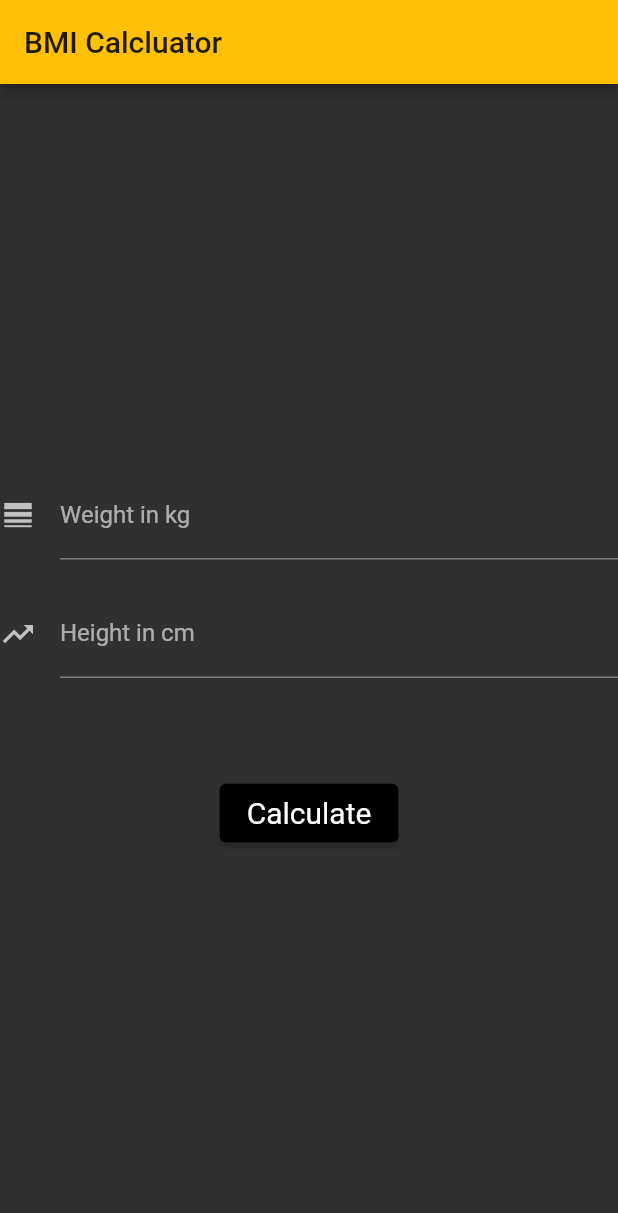
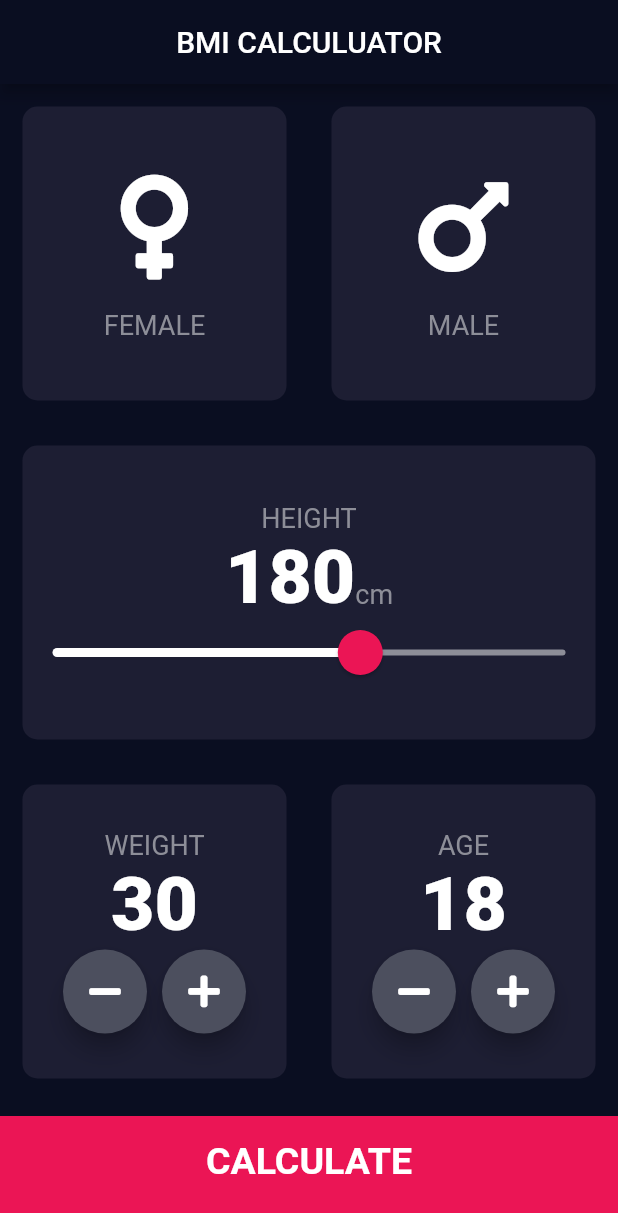
Before and after one commit to 1Noura71/bmi_calc, a Flutter app: the screen it shows after launch, on a phone screen of 412 x 824 dp. Shown: the top 1213 px of the screen. Run offline on Flutter 3.47's test engine with Material 2 defaults, Android fonts, the phone set to English and light mode, and no system bars; our stand-ins replace font_awesome_flutter.

Commit message:
UI improvement, refactoring

```diff
--- a/lib/bmi_calculator_screen.dart
+++ /dev/null
@@ -1,111 +0,0 @@
-import 'package:flutter/material.dart';
-
-class BMICalculatorScreen extends StatefulWidget {
-  const BMICalculatorScreen({Key? key}) : super(key: key);
-
-  @override
-  _BMICalculatorScreenState createState() => _BMICalculatorScreenState();
-}
-
-class _BMICalculatorScreenState extends State<BMICalculatorScreen> {
-  TextEditingController _weightController = TextEditingController();
-  TextEditingController _heightController = TextEditingController();
-
-  double? _result;
-
-  void _bmiClac() {
-    double height = double.parse(_heightController.text) / 100;
-    double weight = double.parse(_weightController.text);
-
-    double heightSqure = height * height;
-    double result = weight / heightSqure;
-    _result = result;
-    setState(() {});
-  }
-
-  String categories() {
-    String _categorey;
-    if (_result != null) {
-      if (_result! >= 25) {
-        return _categorey = 'Overweight';
-      } else if (_result! >= 18.5) {
-        return _categorey = 'Normal';
-      } else {
-        return _categorey = 'Underweight';
-      }
-    }
-    return _categorey = '';
-  }
-
-  @override
-  void dispose() {
-    _weightController.dispose();
-    _heightController.dispose();
-    super.dispose();
-  }
-
-  @override
-  Widget build(BuildContext context) {
-    return Scaffold(
-      appBar: AppBar(
-        title: Text('BMI Calcluator'),
-      ),
-      body: Container(
-        alignment: Alignment.center,
-        child: Column(
-          mainAxisAlignment: MainAxisAlignment.center,
-          children: [
-            TextField(
-              controller: _weightController,
-              decoration: InputDecoration(
-                labelText: 'Weight in kg',
-                icon: Icon(Icons.line_weight),
-              ),
-            ),
-            SizedBox(height: 20),
-            TextField(
-              controller: _heightController,
-              decoration: InputDecoration(
-                labelText: 'Height in cm',
-                icon: Icon(Icons.trending_up),
-              ),
-            ),
-            SizedBox(height: 20),
-            Row(
-              mainAxisAlignment: MainAxisAlignment.center,
-              children: [
-                Text(
-                  categories(),
-                  style: TextStyle(
-                    fontSize: 20,
-                    fontWeight: FontWeight.bold,
-                  ),
-                ),
-                SizedBox(width: 20),
-                Text(
-                  _result == null ? '' : _result!.toStringAsFixed(2),
-                  style: TextStyle(
-                    fontSize: 22,
-                    fontWeight: FontWeight.bold,
-                  ),
-                ),
-              ],
-            ),
-            SizedBox(
-              height: 20,
-            ),
-            ElevatedButton(
-              onPressed: _bmiClac,
-              child: Text('Calculate'),
-              style: ElevatedButton.styleFrom(
-                primary: Colors.black,
-                padding: EdgeInsets.symmetric(horizontal: 18, vertical: 8),
-                textStyle: TextStyle(fontSize: 20),
-              ),
-            ),
-          ],
-        ),
-      ),
-    );
-  }
-}
--- /dev/null
+++ b/lib/constant.dart
@@ -0,0 +1,41 @@
+import 'package:flutter/material.dart';
+
+const kbottomContainerHeight = 80.0;
+const kbottomContainerColor = Color(0xFFEB1555);
+const kActiveColor = Color(0xFF1D1E33);
+const kInActiveColor = Color(0xFF111328);
+
+const labelStyle = TextStyle(
+  fontSize: 18,
+  color: Color(0xFF8D8E98),
+);
+
+const kNumberTextStyle = TextStyle(
+  fontSize: 50,
+  fontWeight: FontWeight.w900,
+);
+
+const kLargeButtonTextStyle = TextStyle(
+  fontSize: 25,
+  fontWeight: FontWeight.bold,
+);
+
+const kTitleTextStyle = TextStyle(
+  fontSize: 50.0,
+  fontWeight: FontWeight.bold,
+);
+
+const kBMITextStyle = TextStyle(
+  fontSize: 100.0,
+  fontWeight: FontWeight.bold,
+);
+
+const kBodyTextStyle = TextStyle(
+  fontSize: 22.0,
+);
+
+const kResultTextStyle = TextStyle(
+  color: Color(0xFF24D876),
+  fontSize: 22.0,
+  fontWeight: FontWeight.bold,
+);
--- a/lib/main.dart
+++ b/lib/main.dart
@@ -1,6 +1,7 @@
 import 'package:flutter/material.dart';
 
-import './bmi_calculator_screen.dart';
+import '../screens/bmi_calculator_screen.dart';
+import '../screens/result_page.dart';
 
 void main() {
   runApp(MyApp());
@@ -10,12 +11,16 @@ class MyApp extends StatelessWidget {
   @override
   Widget build(BuildContext context) {
     return MaterialApp(
+      debugShowCheckedModeBanner: false,
       title: 'Flutter Demo',
-      theme: ThemeData(
-        primaryColor: Colors.amber,
-        brightness: Brightness.dark,
+      theme: ThemeData.dark().copyWith(
+        primaryColor: Color(0xff0a0e21),
+        scaffoldBackgroundColor: Color(0xff0a0e21),
       ),
       home: BMICalculatorScreen(),
+      routes:  {
+        ResultPage.routeName : (context) => ResultPage(),
+      },
     );
   }
 }
--- /dev/null
+++ b/lib/screens/bmi_calculator_screen.dart
@@ -0,0 +1,228 @@
+import 'package:flutter/material.dart';
+import 'package:font_awesome_flutter/font_awesome_flutter.dart';
+
+import '../calculator_methods.dart';
+import '../screens/result_page.dart';
+import '../widgets/bottom_button.dart';
+import '../widgets/rounded_icon_button.dart';
+import '../widgets/Icon_content.dart';
+import '../widgets/reusable_container.dart';
+import '../constant.dart';
+
+class BMICalculatorScreen extends StatefulWidget {
+  const BMICalculatorScreen({Key? key}) : super(key: key);
+
+  @override
+  _BMICalculatorScreenState createState() => _BMICalculatorScreenState();
+}
+
+enum Gender { Female, Male }
+
+class _BMICalculatorScreenState extends State<BMICalculatorScreen> {
+  Gender? selectedGender;
+  int height = 180;
+  int weight = 30;
+  int age = 18;
+
+  @override
+  Widget build(BuildContext context) {
+    return Scaffold(
+        appBar: AppBar(
+          title: Text('BMI CALCULUATOR'),
+          centerTitle: true,
+        ),
+        body: Column(
+          children: [
+            Expanded(
+              child: Row(
+                children: [
+                  Expanded(
+                    child: ReusableContainer(
+                      onPress: () {
+                        setState(() {
+                          selectedGender = Gender.Female;
+                        });
+                      },
+                      containerChild: IconContent(
+                        icon: FontAwesomeIcons.venus,
+                        label: 'FEMALE',
+                      ),
+                      color: selectedGender == Gender.Female
+                          ? kActiveColor
+                          : kInActiveColor,
+                    ),
+                  ),
+                  Expanded(
+                    child: ReusableContainer(
+                      onPress: () {
+                        setState(() {
+                          selectedGender = Gender.Male;
+                        });
+                      },
+                      containerChild: IconContent(
+                        icon: FontAwesomeIcons.mars,
+                        label: 'MALE',
+                      ),
+                      color: selectedGender == Gender.Male
+                          ? kActiveColor
+                          : kInActiveColor,
+                    ),
+                  ),
+                ],
+              ),
+            ),
+            Expanded(
+              child: ReusableContainer(
+                color: kActiveColor,
+                containerChild: Column(
+                  mainAxisAlignment: MainAxisAlignment.center,
+                  children: [
+                    Text(
+                      'HEIGHT',
+                      style: labelStyle,
+                    ),
+                    Row(
+                      mainAxisAlignment: MainAxisAlignment.center,
+                      crossAxisAlignment: CrossAxisAlignment.baseline,
+                      textBaseline: TextBaseline.alphabetic,
+                      children: [
+                        Text(
+                          height.toString(),
+                          style: kNumberTextStyle,
+                        ),
+                        Text(
+                          'cm',
+                          style: labelStyle,
+                        ),
+                      ],
+                    ),
+                    SliderTheme(
+                      data: SliderTheme.of(context).copyWith(
+                        activeTrackColor: Colors.white,
+                        inactiveTrackColor: Color(0xFF8D8E98),
+                        thumbColor: kbottomContainerColor,
+                        overlayColor: Color(0x29EB1555),
+                        thumbShape:
+                            RoundSliderThumbShape(enabledThumbRadius: 15),
+                        overlayShape:
+                            RoundSliderThumbShape(enabledThumbRadius: 20),
+                      ),
+                      child: Slider(
+                        value: height.toDouble(),
+                        min: 120,
+                        max: 220,
+                        onChanged: (double newValue) {
+                          setState(() {
+                            height = newValue.round();
+                          });
+                        },
+                      ),
+                    ),
+                  ],
+                ),
+              ),
+            ),
+            Expanded(
+              child: Row(
+                children: [
+                  Expanded(
+                    child: ReusableContainer(
+                      color: kActiveColor,
+                      containerChild: Column(
+                        mainAxisAlignment: MainAxisAlignment.center,
+                        children: [
+                          Text(
+                            'WEIGHT',
+                            style: labelStyle,
+                          ),
+                          Text(
+                            weight.toString(),
+                            style: kNumberTextStyle,
+                          ),
+                          Row(
+                            mainAxisAlignment: MainAxisAlignment.center,
+                            children: [
+                              RoundedIconButton(
+                                icon: FontAwesomeIcons.minus,
+                                onPressed: () {
+                                  setState(() {
+                                    if (weight > 30) weight--;
+                                  });
+                                },
+                              ),
+                              SizedBox(width: 10),
+                              RoundedIconButton(
+                                icon: FontAwesomeIcons.plus,
+                                onPressed: () {
+                                  setState(() {
+                                    weight++;
+                                  });
+                                },
+                              ),
+                            ],
+                          ),
+                        ],
+                      ),
+                    ),
+                  ),
+                  Expanded(
+                    child: ReusableContainer(
+                      color: kActiveColor,
+                      containerChild: Column(
+                        mainAxisAlignment: MainAxisAlignment.center,
+                        children: [
+                          Text(
+                            'AGE',
+                            style: labelStyle,
+                          ),
+                          Text(
+                            age.toString(),
+                            style: kNumberTextStyle,
+                          ),
+                          Row(
+                            mainAxisAlignment: MainAxisAlignment.center,
+                            children: [
+                              RoundedIconButton(
+                                  icon: FontAwesomeIcons.minus,
+                                  onPressed: () {
+                                    setState(() {
+                                      if (age > 1) age--;
+                                    });
+                                  }),
+                              SizedBox(width: 10),
+                              RoundedIconButton(
+                                  icon: FontAwesomeIcons.plus,
+                                  onPressed: () {
+                                    setState(() {
+                                      age++;
+                                    });
+                                  })
+                            ],
+                          )
+                        ],
+                      ),
+                    ),
+                  ),
+                ],
+              ),
+            ),
+            BottomButton(
+              onTap: () {
+                CalculatorMethod calc =
+                    CalculatorMethod(height: height, weight: weight);
+                Navigator.pushNamed(
+                  context,
+                  ResultPage.routeName,
+                  arguments: ResultPage(
+                    bmiResult: calc.calculateBMI(),
+                    resultText: calc.getResult(),
+                    interpretation: calc.getInterpretation(),
+                  ),
+                );
+              },
+              buttonText: 'CALCULATE',
+            )
+          ],
+        ));
+  }
+}
--- /dev/null
+++ b/lib/widgets/Icon_content.dart
@@ -0,0 +1,29 @@
+import 'package:flutter/material.dart';
+
+import '../constant.dart';
+
+class IconContent extends StatelessWidget {
+  final IconData icon;
+  final String label;
+
+  const IconContent({Key? key, required this.icon, required this.label})
+      : super(key: key);
+
+  @override
+  Widget build(BuildContext context) {
+    return Column(
+      mainAxisAlignment: MainAxisAlignment.center,
+      children: [
+        Icon(
+          icon,
+          size: 80,
+        ),
+        SizedBox(height: 15),
+        Text(
+          '$label',
+          style: labelStyle,
+        ),
+      ],
+    );
+  }
+}
--- /dev/null
+++ b/lib/widgets/bottom_button.dart
@@ -0,0 +1,33 @@
+import 'package:flutter/material.dart';
+
+import '../constant.dart';
+
+class BottomButton extends StatelessWidget {
+  final String buttonText;
+  final Function() onTap;
+  const BottomButton({
+    Key? key,
+    required this.buttonText,
+    required this.onTap,
+  }) : super(key: key);
+
+  @override
+  Widget build(BuildContext context) {
+    return GestureDetector(
+      onTap: onTap,
+      child: Container(
+        margin: EdgeInsets.only(top: 10),
+        color: kbottomContainerColor,
+        height: kbottomContainerHeight,
+        width: double.infinity,
+        padding: EdgeInsets.only(bottom: 20.0),
+        child: Center(
+          child: Text(
+            buttonText,
+            style: kLargeButtonTextStyle,
+          ),
+        ),
+      ),
+    );
+  }
+}
--- /dev/null
+++ b/lib/widgets/reusable_container.dart
@@ -0,0 +1,26 @@
+import 'package:flutter/material.dart';
+
+class ReusableContainer extends StatelessWidget {
+  final Color color;
+  final Widget? containerChild;
+  final Function()? onPress;
+
+  const ReusableContainer(
+      {required this.color, this.containerChild, Key? key, this.onPress})
+      : super(key: key);
+
+  @override
+  Widget build(BuildContext context) {
+    return GestureDetector(
+      onTap: onPress,
+      child: Container(
+        child: containerChild,
+        margin: EdgeInsets.all(15),
+        decoration: BoxDecoration(
+          color: Color(0xff1d1e33),
+          borderRadius: BorderRadius.circular(10),
+        ),
+      ),
+    );
+  }
+}
--- /dev/null
+++ b/lib/widgets/rounded_icon_button.dart
@@ -0,0 +1,25 @@
+import 'package:flutter/material.dart';
+
+class RoundedIconButton extends StatelessWidget {
+  final IconData icon;
+  final Function() onPressed;
+
+  const RoundedIconButton(
+      {Key? key, required this.icon, required this.onPressed})
+      : super(key: key);
+
+  @override
+  Widget build(BuildContext context) {
+    return RawMaterialButton(
+      child: Icon(icon),
+      onPressed: () => onPressed(),
+      shape: CircleBorder(),
+      fillColor: Color(0xFF4C4F5E),
+      constraints: BoxConstraints.tightFor(
+        width: 56,
+        height: 56,
+      ),
+      elevation: 6,
+    );
+  }
+}
--- a/pubspec.yaml
+++ b/pubspec.yaml
@@ -28,6 +28,7 @@ dependencies:
   # The following adds the Cupertino Icons font to your application.
   # Use with the CupertinoIcons class for iOS style icons.
   cupertino_icons: ^1.0.2
+  font_awesome_flutter: ^9.1.0
 
 dev_dependencies:
   flutter_test:
```
Also changed, not shown: lib/calculator_methods.dart (added, +34 -0 lines), lib/screens/result_page.dart (added, +78 -0 lines), pubspec.lock.
